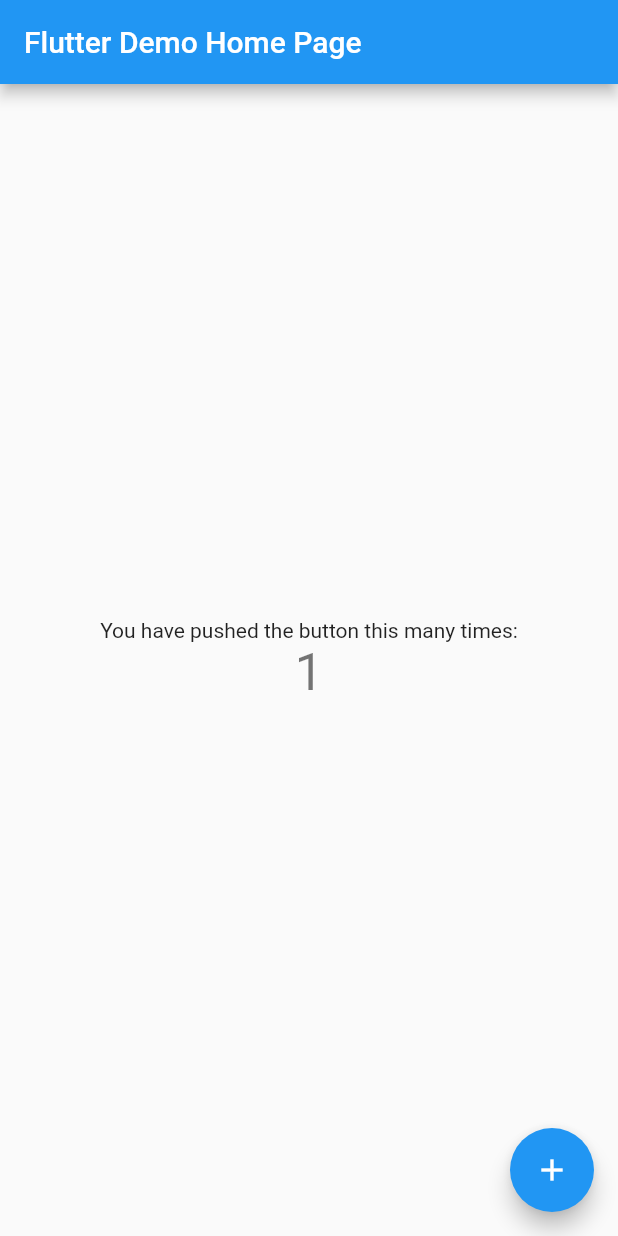
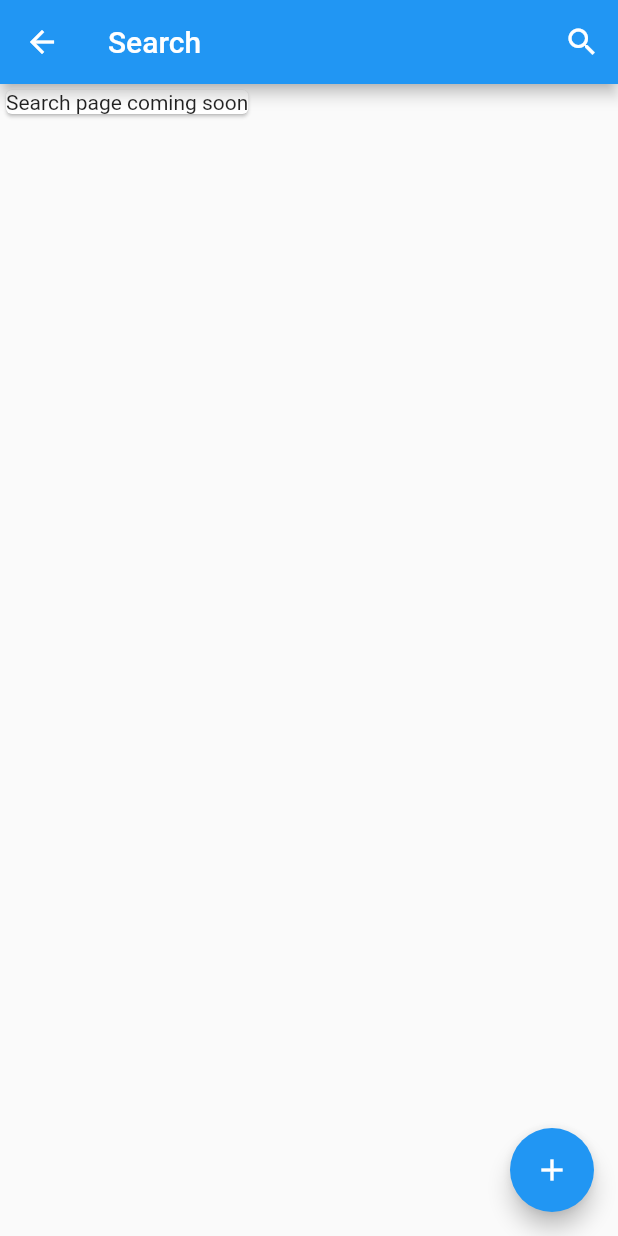
Before and after one commit to SamWolfsPXL/RussMovieList, a Flutter app: the screen it shows after launch, after a tap on the "add" icon, on a phone screen of 412 x 824 dp. Run offline on Flutter 3.47's test engine with Material 2 defaults, Android fonts, the phone set to English and light mode, and no system bars; network calls fail.

Commit message:
Async data retrieval, component separation

```diff
--- /dev/null
+++ b/russ_movie_list/lib/app.dart
@@ -0,0 +1,21 @@
+import 'package:flutter/material.dart';
+import 'package:russ_movie_list/pages/movielist_page.dart';
+
+class MovieListApp extends StatelessWidget {
+
+  @override
+  Widget build(BuildContext context) {
+    return MaterialApp(
+      title: 'Russ\' Movie List',
+      theme: _kAppTheme,
+      home: new MovieListPage(title: 'MOVIES'),
+    );
+  }
+}
+
+final ThemeData _kAppTheme = _buildAppTheme();
+
+ThemeData _buildAppTheme() {
+  final ThemeData base = ThemeData.light();
+  return base.copyWith();
+}
--- a/russ_movie_list/lib/main.dart
+++ b/russ_movie_list/lib/main.dart
@@ -1,109 +1,4 @@
 import 'package:flutter/material.dart';
+import 'package:russ_movie_list/app.dart';
 
-void main() => runApp(new MyApp());
-
-class MyApp extends StatelessWidget {
-  // This widget is the root of your application.
-  @override
-  Widget build(BuildContext context) {
-    return new MaterialApp(
-      title: 'Flutter Demo',
-      theme: new ThemeData(
-        // This is the theme of your application.
-        //
-        // Try running your application with "flutter run". You'll see the
-        // application has a blue toolbar. Then, without quitting the app, try
-        // changing the primarySwatch below to Colors.green and then invoke
-        // "hot reload" (press "r" in the console where you ran "flutter run",
-        // or press Run > Flutter Hot Reload in IntelliJ). Notice that the
-        // counter didn't reset back to zero; the application is not restarted.
-        primarySwatch: Colors.blue,
-      ),
-      home: new MyHomePage(title: 'Flutter Demo Home Page'),
-    );
-  }
-}
-
-class MyHomePage extends StatefulWidget {
-  MyHomePage({Key key, this.title}) : super(key: key);
-
-  // This widget is the home page of your application. It is stateful, meaning
-  // that it has a State object (defined below) that contains fields that affect
-  // how it looks.
-
-  // This class is the configuration for the state. It holds the values (in this
-  // case the title) provided by the parent (in this case the App widget) and
-  // used by the build method of the State. Fields in a Widget subclass are
-  // always marked "final".
-
-  final String title;
-
-  @override
-  _MyHomePageState createState() => new _MyHomePageState();
-}
-
-class _MyHomePageState extends State<MyHomePage> {
-  int _counter = 0;
-
-  void _incrementCounter() {
-    setState(() {
-      // This call to setState tells the Flutter framework that something has
-      // changed in this State, which causes it to rerun the build method below
-      // so that the display can reflect the updated values. If we changed
-      // _counter without calling setState(), then the build method would not be
-      // called again, and so nothing would appear to happen.
-      _counter++;
-    });
-  }
-
-  @override
-  Widget build(BuildContext context) {
-    // This method is rerun every time setState is called, for instance as done
-    // by the _incrementCounter method above.
-    //
-    // The Flutter framework has been optimized to make rerunning build methods
-    // fast, so that you can just rebuild anything that needs updating rather
-    // than having to individually change instances of widgets.
-    return new Scaffold(
-      appBar: new AppBar(
-        // Here we take the value from the MyHomePage object that was created by
-        // the App.build method, and use it to set our appbar title.
-        title: new Text(widget.title),
-      ),
-      body: new Center(
-        // Center is a layout widget. It takes a single child and positions it
-        // in the middle of the parent.
-        child: new Column(
-          // Column is also layout widget. It takes a list of children and
-          // arranges them vertically. By default, it sizes itself to fit its
-          // children horizontally, and tries to be as tall as its parent.
-          //
-          // Invoke "debug paint" (press "p" in the console where you ran
-          // "flutter run", or select "Toggle Debug Paint" from the Flutter tool
-          // window in IntelliJ) to see the wireframe for each widget.
-          //
-          // Column has various properties to control how it sizes itself and
-          // how it positions its children. Here we use mainAxisAlignment to
-          // center the children vertically; the main axis here is the vertical
-          // axis because Columns are vertical (the cross axis would be
-          // horizontal).
-          mainAxisAlignment: MainAxisAlignment.center,
-          children: <Widget>[
-            new Text(
-              'You have pushed the button this many times:',
-            ),
-            new Text(
-              '$_counter',
-              style: Theme.of(context).textTheme.display1,
-            ),
-          ],
-        ),
-      ),
-      floatingActionButton: new FloatingActionButton(
-        onPressed: _incrementCounter,
-        tooltip: 'Increment',
-        child: new Icon(Icons.add),
-      ), // This trailing comma makes auto-formatting nicer for build methods.
-    );
-  }
-}
+void main() => runApp(new MovieListApp());
--- /dev/null
+++ b/russ_movie_list/lib/models/movielist/movielist_item.dart
@@ -0,0 +1,32 @@
+import 'package:meta/meta.dart';
+
+class MovieListItem {
+  const MovieListItem({
+    @required this.title,
+    @required this.year,
+    @required this.director,
+    @required this.actors,
+    @required this.poster,
+  }) : assert(title != null),
+       assert(year != null),
+       assert(director != null),
+       assert(actors != null),
+       assert(poster != null);
+
+  final String title;
+  final int year;
+  final String director;
+  final String actors;
+  final String poster;
+
+  factory MovieListItem.fromJson(Map<String, dynamic> json) {
+    return MovieListItem(
+      title: json['Title'],
+      year: int.parse(json['Year']),
+      director: json['Director'],
+      actors: json['Actors'],
+      poster: json['Poster']
+    );
+  }
+
+}
--- /dev/null
+++ b/russ_movie_list/lib/pages/movielist_page.dart
@@ -0,0 +1,67 @@
+import 'dart:async';
+import 'dart:convert';
+
+import 'package:flutter/material.dart';
+import 'package:russ_movie_list/components/movielist/movielist_list.dart';
+import 'package:russ_movie_list/models/movielist/movielist_item.dart';
+import 'package:russ_movie_list/pages/moviesearch_page.dart';
+
+import 'package:http/http.dart' as http;
+
+class MovieListPage extends StatelessWidget {
+  final String title;
+
+  MovieListPage({Key key, this.title}) : super(key: key);
+
+  @override
+  Widget build(BuildContext context) {
+    return new Scaffold(
+      appBar: AppBar(
+        title: Text('MOVIES'),
+        actions: <Widget>[
+          IconButton(
+            icon: Icon(Icons.search),
+            onPressed: () {
+              print('Search Button Tapped');
+            },
+          )
+        ],
+      ),
+      body: _loadList(),
+      floatingActionButton: new FloatingActionButton(
+          onPressed: () {
+            Navigator.push(context, MaterialPageRoute(builder: (context) => MovieSearchPage()));
+          },
+          child: Icon(Icons.add)),
+    );
+  }
+
+  FutureBuilder<List<MovieListItem>> _loadList() {
+    return new FutureBuilder(
+        future: fetchData(),
+        builder: (context, snapshot) {
+          if (snapshot.hasData) {
+            return snapshot.hasData
+                ? MovieList(data: snapshot.data)
+                : Center(child: CircularProgressIndicator());
+          } else {
+            print(snapshot.error);
+          }
+        });
+  }
+
+  Future<List<MovieListItem>> fetchData() async {
+    final response =
+        await http.get('http://www.omdbapi.com/?i=tt3896198&apikey=82563d72');
+
+    if (response.statusCode == 200) {
+      // If server returns an OK response, parse the JSON
+      return List.generate(10, (index) {
+        return MovieListItem.fromJson(json.decode(response.body));
+      });
+    } else {
+      // If that response was not OK, throw an error.
+      throw Exception('Failed to load post');
+    }
+  }
+}
--- /dev/null
+++ b/russ_movie_list/lib/pages/moviesearch_page.dart
@@ -0,0 +1,88 @@
+import 'dart:async';
+import 'dart:convert';
+
+import 'package:flutter/material.dart';
+import 'package:russ_movie_list/components/movielist/movielist_list.dart';
+import 'package:russ_movie_list/models/movielist/movielist_item.dart';
+import 'package:russ_movie_list/pages/movielist_page.dart';
+import 'package:http/http.dart' as http;
+
+class MovieSearchPage extends StatefulWidget {
+  @override
+  MovieSearchPageState createState() => new MovieSearchPageState();
+}
+
+class MovieSearchPageState extends State<MovieSearchPage> {
+  Widget appBarTitle = new Text('Search');
+  Icon actionIcon = new Icon(Icons.search);
+  bool searching = false;
+  @override
+  Widget build(BuildContext context) {
+    return new Scaffold(
+      appBar: AppBar(
+        title: appBarTitle,
+        actions: <Widget>[
+          IconButton(
+            icon: actionIcon,
+            onPressed: () {
+              setState(() {
+                if (searching) {
+                  searching = false;
+                  this.actionIcon = new Icon(Icons.close);
+                  this.appBarTitle = new TextField(
+                    decoration: new InputDecoration(
+                      prefixIcon: new Icon(Icons.search),
+                      hintText: 'Search...'
+                    ),
+                  );
+                } else {
+                  searching = true;
+                  this.actionIcon = new Icon(Icons.search);
+                  this.appBarTitle = new Text('Search');
+                }
+              });
+            },
+          )
+        ],
+      ),
+      body: new Card(
+        child: new Text('Search page coming soon'),
+      ),
+      floatingActionButton: new FloatingActionButton(
+          onPressed: () {
+            Navigator.push(context,
+                MaterialPageRoute(builder: (context) => MovieListPage()));
+          },
+          child: Icon(Icons.add)),
+    );
+  }
+
+  FutureBuilder<List<MovieListItem>> _loadList() {
+    return new FutureBuilder(
+        future: fetchData(),
+        builder: (context, snapshot) {
+          if (snapshot.hasData) {
+            return snapshot.hasData
+                ? MovieList(data: snapshot.data)
+                : Center(child: CircularProgressIndicator());
+          } else {
+            print(snapshot.error);
+          }
+        });
+  }
+
+  Future<List<MovieListItem>> fetchData() async {
+    final response =
+        await http.get('http://www.omdbapi.com/?i=tt3896198&apikey=82563d72');
+
+    if (response.statusCode == 200) {
+      // If server returns an OK response, parse the JSON
+      return List.generate(10, (index) {
+        return MovieListItem.fromJson(json.decode(response.body));
+      });
+    } else {
+      // If that response was not OK, throw an error.
+      throw Exception('Failed to load post');
+    }
+  }
+}
--- a/russ_movie_list/pubspec.yaml
+++ b/russ_movie_list/pubspec.yaml
@@ -4,10 +4,12 @@ description: A new Flutter project.
 dependencies:
   flutter:
     sdk: flutter
+  http: ^0.11.3+16
 
   # The following adds the Cupertino Icons font to your application.
   # Use with the CupertinoIcons class for iOS style icons.
   cupertino_icons: ^0.1.2
+  english_words: ^3.1.0
 
 dev_dependencies:
   flutter_test:
```
Also changed, not shown: russ_movie_list/lib/components/movielist/movielist_card.dart (added, +55 -0 lines), russ_movie_list/lib/components/movielist/movielist_list.dart (added, +21 -0 lines), 4 other files.
